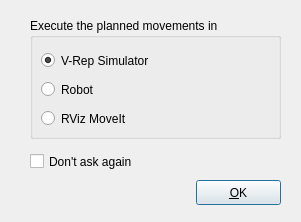
The window that ui/mov_executedialog.ui (JoaoQPereira/motion_manager) describes before a commit, drawn with Qt 5.
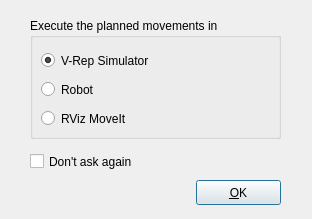
The same window after the commit.

Patch:
```diff
--- a/ui/mov_executedialog.ui
+++ b/ui/mov_executedialog.ui
@@ -6,8 +6,8 @@
    <rect>
     <x>0</x>
     <y>0</y>
-    <width>301</width>
-    <height>222</height>
+    <width>312</width>
+    <height>219</height>
    </rect>
   </property>
   <property name="windowTitle">
```
